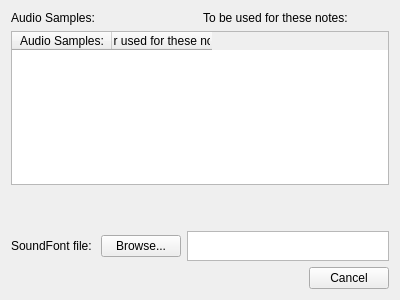
This is OpenSymphony/newtrack.ui in jsbishop/OpenSymphony as Qt 5 draws it before an edit. The edited form follows.
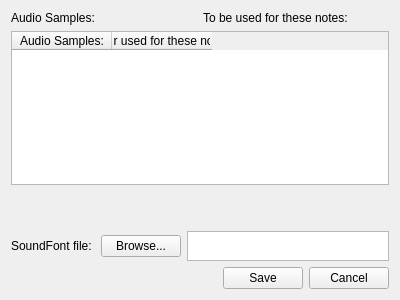
This is the edited form.

```diff
--- a/OpenSymphony/newtrack.ui
+++ b/OpenSymphony/newtrack.ui
@@ -105,6 +105,13 @@
        </property>
       </spacer>
      </item>
+     <item>
+      <widget class="QPushButton" name="buttonSave">
+       <property name="text">
+        <string>Save</string>
+       </property>
+      </widget>
+     </item>
      <item>
       <widget class="QPushButton" name="buttonCancel">
        <property name="text">
```
